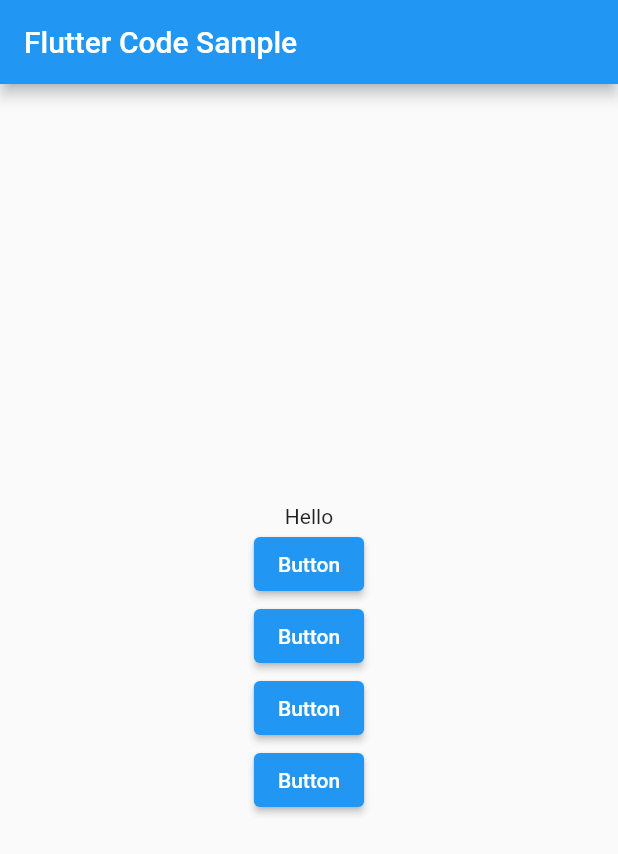
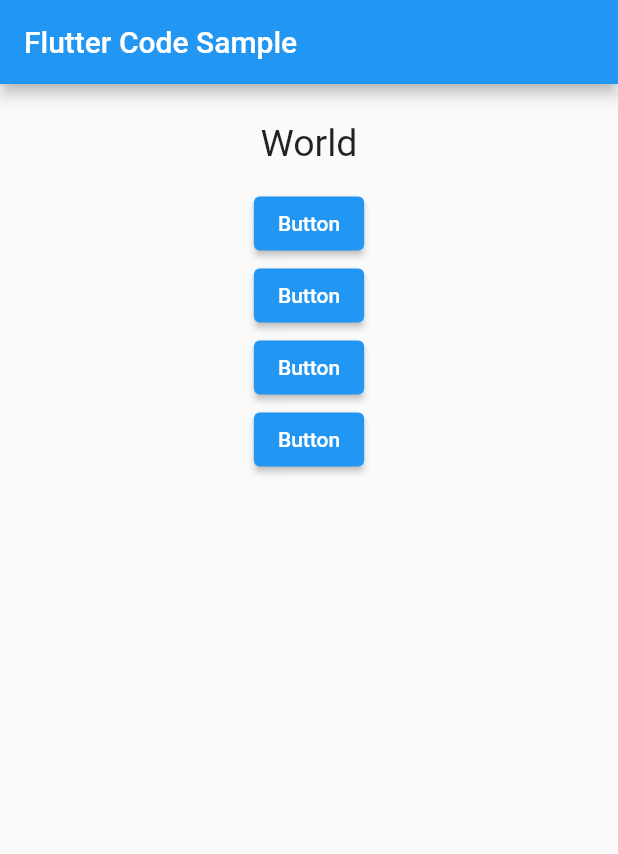
Before and after one commit to atiqrs/Quiz-App-Flutter, a Flutter app: the screen it shows after launch, after a tap on "Button", on a phone screen of 412 x 824 dp. Shown: the top 854 px of the screen. Run offline on Flutter 3.47's test engine with Material 2 defaults, Android fonts, the phone set to English and light mode, and no system bars.

Commit message:
Questions class

```diff
--- a/lib/HomePage.dart
+++ b/lib/HomePage.dart
@@ -1,3 +1,4 @@
+import 'package:Dropdown/Questions.dart';
 import 'package:flutter/cupertino.dart';
 import 'package:flutter/material.dart';
 
@@ -9,10 +10,15 @@ class HomePage extends StatefulWidget {
 class _HomePageState extends State<HomePage> {
 
   var questions = ["Hello","World",'Hello World','This is last ques.'];
-  var count=0;
-  void questionChange(){
-    count = count+1;
-    print(count);
+  var _count=0;
+  void _questionChange(){
+    setState(() {
+      _count = _count+1;
+      if(_count>3) {
+        _count=0;
+      }
+    });
+    print(_count);
   }
 
   @override
@@ -21,11 +27,11 @@ class _HomePageState extends State<HomePage> {
         child: Padding(
       padding: const EdgeInsets.all(10),
       child: Column(children: [
-        Text(questions[count]),
+        Questions(questions[_count]),
         ElevatedButton(
             child: Text("Button"), onPressed: (){
               print('Clicked 01');
-              questionChange();
+              _questionChange();
             }),
         ElevatedButton(
             child: Text("Button"), onPressed: (){
--- /dev/null
+++ b/lib/Questions.dart
@@ -0,0 +1,18 @@
+import 'package:flutter/material.dart';
+
+class Questions extends StatelessWidget {
+  String questionsValue;
+
+  Questions(this.questionsValue);
+
+  @override
+  Widget build(BuildContext context) {
+    return Container(
+      width: double.infinity,
+      margin: EdgeInsets.all(15),
+      child: Text(questionsValue,
+      style: TextStyle(fontSize: 25),
+      textAlign: TextAlign.center,),
+    );
+  }
+}
--- a/lib/main.dart
+++ b/lib/main.dart
@@ -12,9 +12,7 @@ class MyApp extends StatelessWidget {
       title: _title,
       home: Scaffold(
         appBar: AppBar(title: const Text(_title)),
-        body: Center(
-          child: HomePage(),
-        ),
+        body: HomePage(),
       ),
     );
   }
```
